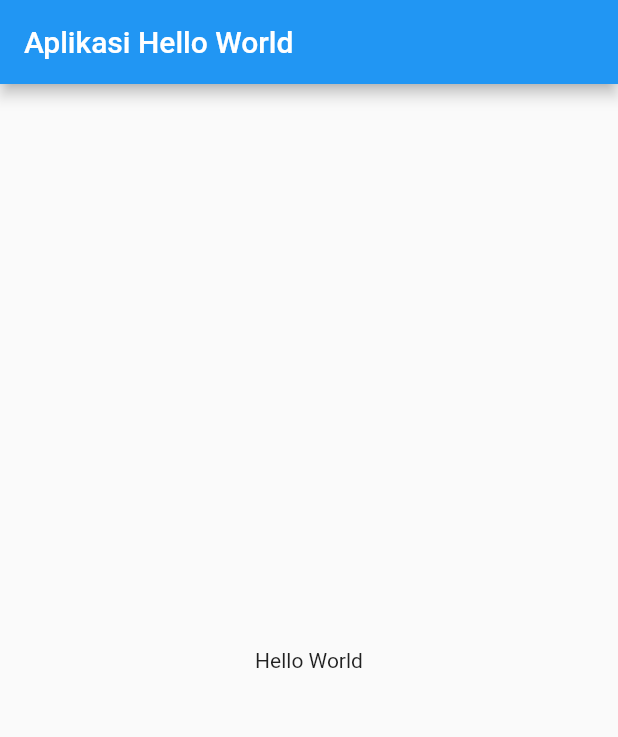
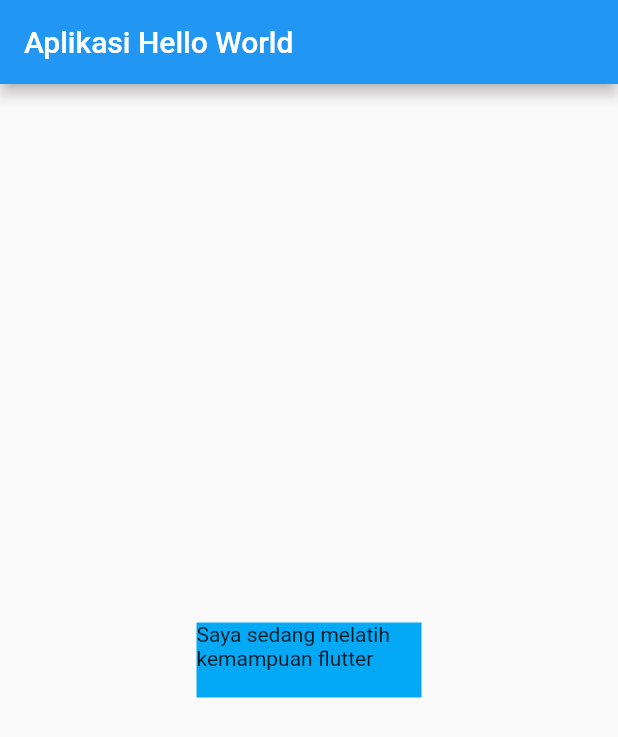
Before and after one commit to Rillwz/aplikasi_hello_world, a Flutter app: the screen it shows after launch, on a phone screen of 412 x 824 dp. Shown: the top 737 px of the screen. Run offline on Flutter 3.47's test engine with Material 2 defaults, Android fonts, the phone set to English and light mode, and no system bars.

Commit message:
Widget Text

```diff
--- a/lib/main.dart
+++ b/lib/main.dart
@@ -12,7 +12,17 @@ class MyApp extends StatelessWidget {
     return MaterialApp(
       home: Scaffold(
         appBar: AppBar(title: Text('Aplikasi Hello World')),
-        body: Center(child: Text("Hello World")),
+        body: Center(
+          child: Container(
+            color: Colors.lightBlue,
+            width: 150,
+            height: 50,
+            child: Text(
+              "Saya sedang melatih kemampuan flutter saya",
+              maxLines: 2,
+            ),
+          ),
+        ),
       ),
     );
   }
```
